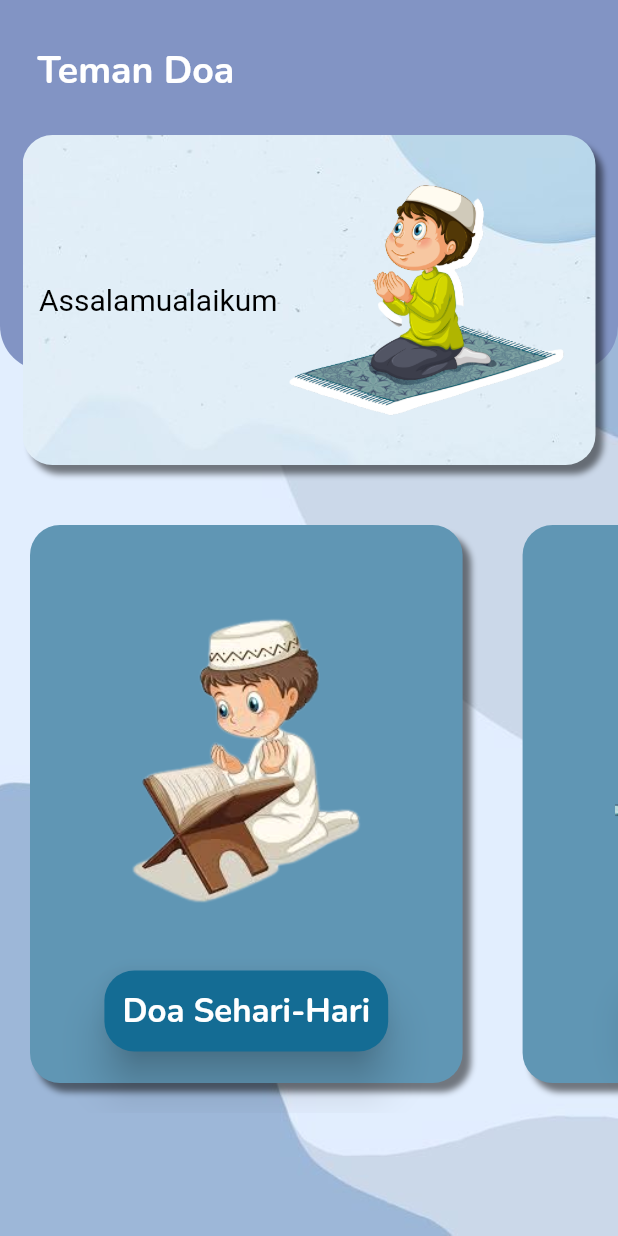
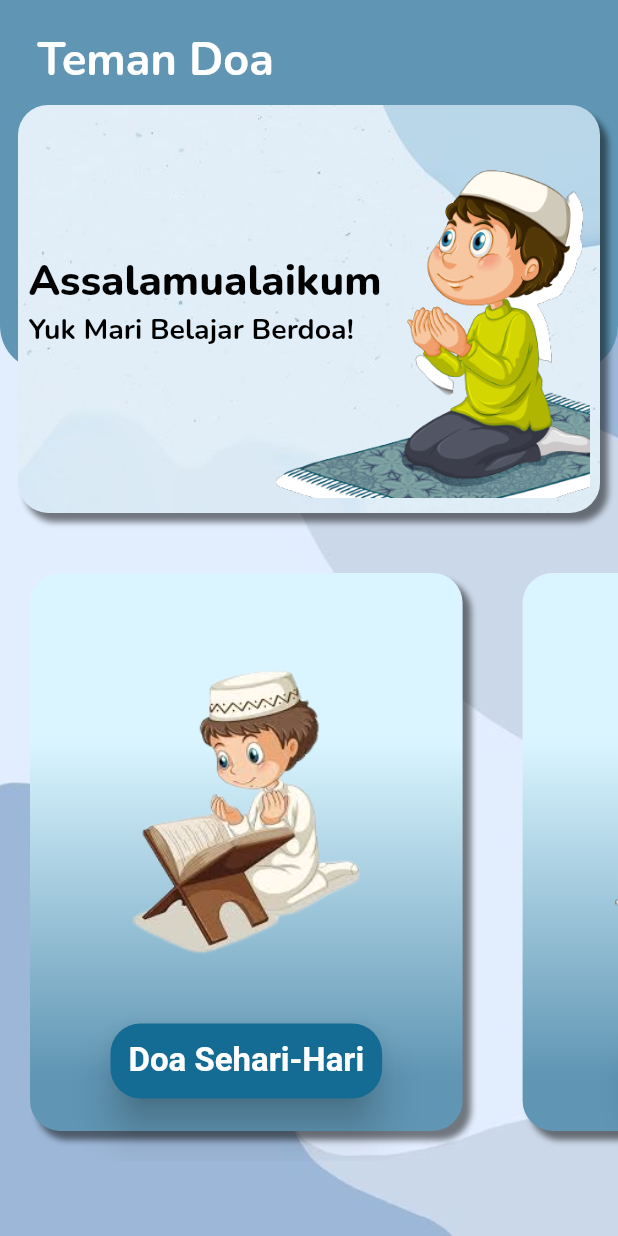
Before and after one commit to HgRayhan08/aplikasi_teman_berdoa, a Flutter app: the screen it shows after launch, on a phone screen of 412 x 824 dp. Run offline on Flutter 3.47's test engine with Material 2 defaults, Android fonts, the phone set to English and light mode, and no system bars; our stand-ins replace dio, google_fonts.

Commit message:
membenarkan salam pembuka di dasboard dan warna gradasi di item menu

```diff
--- a/lib/screen/dashboard_screen.dart
+++ b/lib/screen/dashboard_screen.dart
@@ -36,18 +36,18 @@ class DashboardScreen extends StatelessWidget {
                     bottomLeft: Radius.circular(30),
                     bottomRight: Radius.circular(30),
                   ),
-                  color: Color(0xff8294C4),
+                  color: Color(0xff6096B4),
                 ),
                 width: double.infinity,
                 height: bodyHeight * 0.3,
               ),
               Positioned(
-                top: 30,
+                top: 20,
                 left: 25,
                 child: Text(
                   "Teman Doa",
                   style: GoogleFonts.nunito(
-                    fontSize: 25,
+                    fontSize: 30,
                     color: Colors.white,
                     fontWeight: FontWeight.bold,
                   ),
@@ -56,12 +56,14 @@ class DashboardScreen extends StatelessWidget {
               Column(
                 children: [
                   const SizedBox(
-                    height: 90,
+                    height: 70,
                   ),
                   Container(
-                    padding: const EdgeInsets.symmetric(horizontal: 10),
-                    height: 220,
-                    margin: const EdgeInsets.symmetric(horizontal: 15),
+                    padding:
+                        const EdgeInsets.only(left: 7, right: 7, bottom: 10),
+                    width: MediaQueryWidth,
+                    height: bodyHeight * 0.33,
+                    margin: const EdgeInsets.symmetric(horizontal: 12),
                     decoration: BoxDecoration(
                       borderRadius: const BorderRadius.all(
                         Radius.circular(20),
@@ -77,16 +79,40 @@ class DashboardScreen extends StatelessWidget {
                             offset: const Offset(5, 6))
                       ],
                     ),
-                    child: Row(
-                      mainAxisAlignment: MainAxisAlignment.spaceEvenly,
+                    child: Stack(
+                      // mainAxisAlignment: MainAxisAlignment.center,
+                      // crossAxisAlignment: CrossAxisAlignment.end,
                       children: [
-                        const Text(
-                          "Assalamualaikum",
-                          style: TextStyle(fontSize: 20, color: Colors.black),
+                        Align(
+                          alignment: Alignment.topLeft,
+                          child: Column(
+                            crossAxisAlignment: CrossAxisAlignment.start,
+                            mainAxisAlignment: MainAxisAlignment.center,
+                            children: [
+                              Text(
+                                "Assalamualaikum",
+                                style: GoogleFonts.nunito(
+                                    fontSize: 28,
+                                    fontWeight: FontWeight.w800,
+                                    color: Colors.black),
+                              ),
+                              Text(
+                                "Yuk Mari Belajar Berdoa!",
+                                style: GoogleFonts.nunito(
+                                    fontWeight: FontWeight.w700,
+                                    fontSize: 19,
+                                    color: Colors.black),
+                              )
+                            ],
+                          ),
                         ),
-                        Image.asset(
-                          "assets/images/dashboard.png",
-                          width: 200,
+                        Positioned(
+                          top: bodyHeight * 0.05,
+                          left: bodyHeight * 0.2,
+                          child: Image.asset(
+                            "assets/images/dashboard.png",
+                            width: bodyHeight * 0.35,
+                          ),
                         ),
                       ],
                     ),
@@ -115,7 +141,7 @@ class DashboardScreen extends StatelessWidget {
                           widthImage: MediaQueryHeight * 0.2,
                           text: "Niat Sholat",
                           image: Image.asset(
-                            "assets/images/bacaan.png",
+                            "assets/images/niat.png",
                           ),
                           navigasi: NiatSholatScreen.routename,
                         ),
@@ -125,7 +151,7 @@ class DashboardScreen extends StatelessWidget {
                           widthImage: MediaQueryHeight * 0.2,
                           text: "Bacaan Sholat",
                           image: Image.asset(
-                            "assets/images/niat.png",
+                            "assets/images/bacaan.png",
                           ),
                           navigasi: BacaanSholatScreen.routename,
                         ),
--- a/lib/widget/menu_custom_widget.dart
+++ b/lib/widget/menu_custom_widget.dart
@@ -35,7 +35,12 @@ class MenuCustom extends StatelessWidget {
               blurRadius: 3,
               offset: const Offset(5, 6))
         ],
-        color: const Color(0xff6096B4),
+        gradient: const LinearGradient(
+          begin: Alignment.topCenter,
+          end: Alignment.bottomCenter,
+          colors: [Color(0xffDAF5FF), Color(0xff6096B4)],
+          stops: [0.3, 0.9],
+        ),
       ),
       child: Column(
         mainAxisAlignment: MainAxisAlignment.spaceAround,
@@ -63,7 +68,7 @@ class MenuCustom extends StatelessWidget {
                 padding: const EdgeInsets.all(12),
                 child: Text(
                   text,
-                  style: GoogleFonts.nunito(
+                  style: GoogleFonts.varelaRound(
                       color: Colors.white,
                       fontSize: 22,
                       fontWeight: FontWeight.w700),
```
Also changed, not shown: assets/images/5a877a4cc712f1b90fbd9b9209b2b7a6.jpg (deleted), assets/images/dashboard.png, assets/images/latarbelakangdua.jpg (added).
